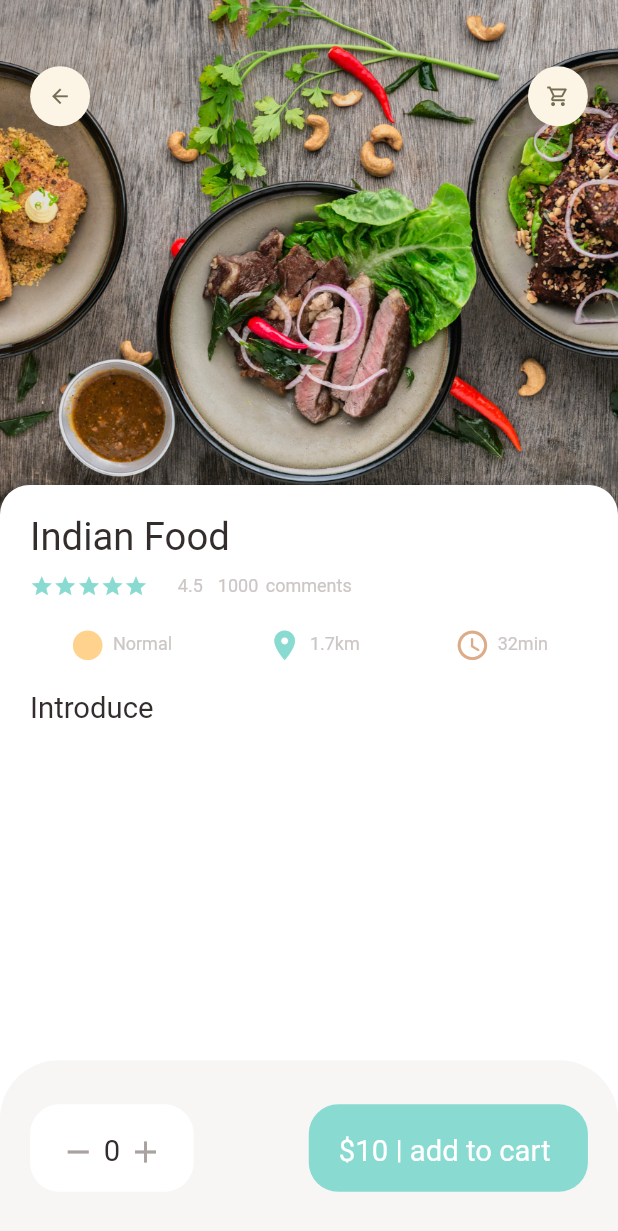
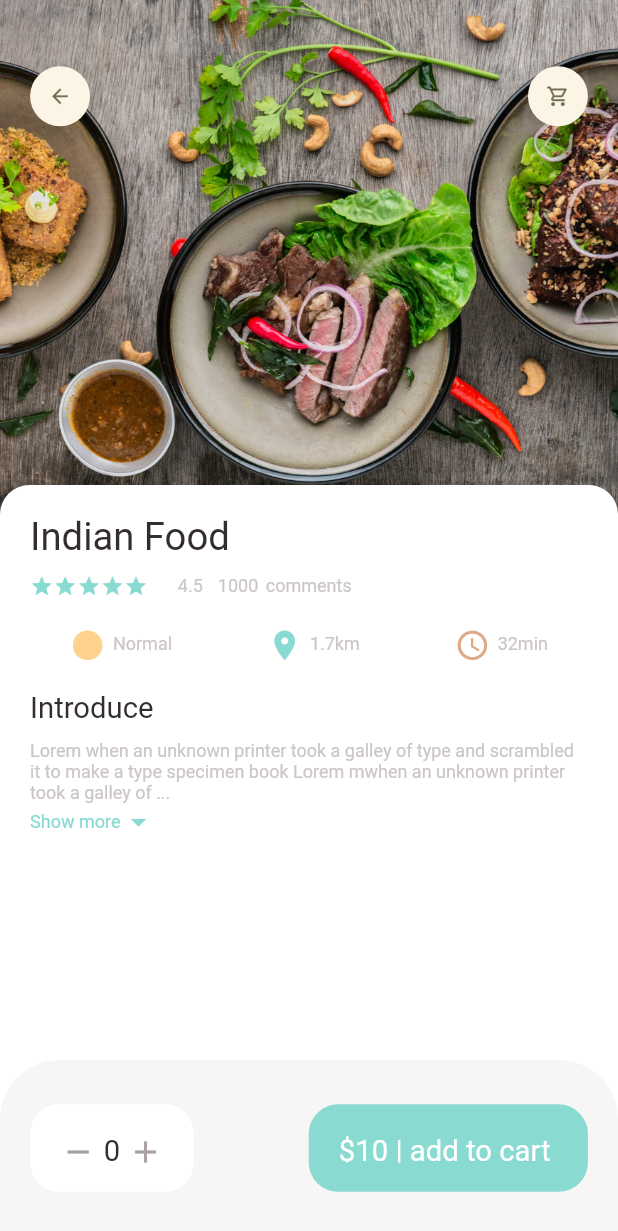
Before and after one commit to abdGhost/ecommerce_app, a Flutter app: the screen it shows after launch, on a phone screen of 412 x 824 dp. Shown: the top 1231 px of the screen. Run offline on Flutter 3.47's test engine with Material 2 defaults, Android fonts, the phone set to English and light mode, and no system bars; our stand-ins replace dots_indicator, get.

Commit message:
Added Food details text also hide and unhide accoring to text size

```diff
--- a/lib/pages/food/popular_food_details.dart
+++ b/lib/pages/food/popular_food_details.dart
@@ -5,6 +5,7 @@ import 'package:shop_app/widget/big_text.dart';
 
 import '../../widget/app_column.dart';
 import '../../widget/appbar_icon.dart';
+import '../../widget/expandable_text_widget.dart';
 
 class PopularFoodDetails extends StatelessWidget {
   const PopularFoodDetails({Key? key}) : super(key: key);
@@ -15,6 +16,7 @@ class PopularFoodDetails extends StatelessWidget {
       backgroundColor: Colors.white,
       body: Stack(
         children: [
+          //Food Image
           Positioned(
             left: 0,
             right: 0,
@@ -29,13 +31,15 @@ class PopularFoodDetails extends StatelessWidget {
               ),
             ),
           ),
+
+          //Food Icon Section
           Positioned(
             top: Dimensions.height45,
             left: Dimensions.width20,
             right: Dimensions.width20,
             child: Row(
               mainAxisAlignment: MainAxisAlignment.spaceBetween,
-              children: [
+              children: const [
                 AppbarIcon(
                   icon: Icons.arrow_back,
                 ),
@@ -45,6 +49,8 @@ class PopularFoodDetails extends StatelessWidget {
               ],
             ),
           ),
+
+          //Food Introduction Section
           Positioned(
             left: 0,
             right: 0,
@@ -73,12 +79,23 @@ class PopularFoodDetails extends StatelessWidget {
                     height: Dimensions.height20,
                   ),
                   BigText(text: 'Introduce'),
+                  SizedBox(
+                    height: Dimensions.height10,
+                  ),
+                  const Expanded(
+                    child: SingleChildScrollView(
+                      child: ExpandedTextWidget(
+                          text:
+                              "Lorem when an unknown printer took a galley of type and scrambled it to make a type specimen book Lorem mwhen an unknown printer took a galley of type and scrambled it to make a type specimen book"),
+                    ),
+                  ),
                 ],
               ),
             ),
           ),
         ],
       ),
+      //Bottom Navigation Bar
       bottomNavigationBar: Container(
         height: Dimensions.bottomNavBarHeight,
         padding: EdgeInsets.only(
--- /dev/null
+++ b/lib/widget/expandable_text_widget.dart
@@ -0,0 +1,79 @@
+import 'package:flutter/material.dart';
+import 'package:shop_app/util/app_color.dart';
+import 'package:shop_app/widget/small_text.dart';
+
+import '../util/dimensions.dart';
+
+class ExpandedTextWidget extends StatefulWidget {
+  final String text;
+
+  const ExpandedTextWidget({
+    Key? key,
+    required this.text,
+  }) : super(key: key);
+
+  @override
+  State<ExpandedTextWidget> createState() => _ExpandedTextWidgetState();
+}
+
+class _ExpandedTextWidgetState extends State<ExpandedTextWidget> {
+  late String firstHalf;
+  late String secondHalf;
+  bool hiddenText = true;
+
+  double textHeight = Dimensions.screenHeight / 5.63;
+
+  @override
+  void initState() {
+    super.initState();
+    if (widget.text.length > textHeight) {
+      firstHalf = widget.text.substring(0, textHeight.toInt());
+      secondHalf = widget.text.substring(
+        textHeight.toInt() + 1,
+        widget.text.length,
+      );
+    } else {
+      firstHalf = widget.text;
+      secondHalf = "";
+    }
+  }
+
+  @override
+  Widget build(BuildContext context) {
+    return Container(
+      child: secondHalf.isEmpty
+          ? SmallText(
+              text: firstHalf,
+            )
+          : Column(
+              children: [
+                SmallText(
+                  text:
+                      hiddenText ? ("$firstHalf...") : (firstHalf + secondHalf),
+                ),
+                InkWell(
+                  onTap: () {
+                    setState(() {
+                      hiddenText = !hiddenText;
+                    });
+                  },
+                  child: Row(
+                    children: [
+                      SmallText(
+                        text: hiddenText ? "Show more" : "Show less",
+                        color: AppColors.mainColor,
+                      ),
+                      Icon(
+                        hiddenText
+                            ? Icons.arrow_drop_down
+                            : Icons.arrow_drop_up,
+                        color: AppColors.mainColor,
+                      )
+                    ],
+                  ),
+                ),
+              ],
+            ),
+    );
+  }
+}
```
